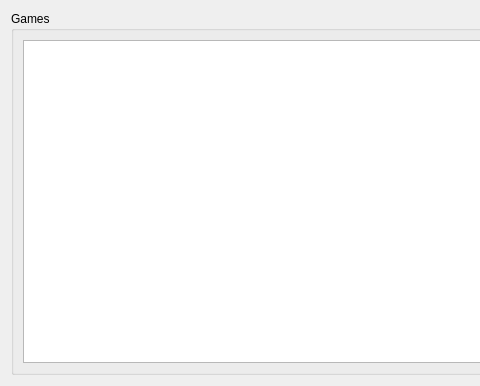
This is cute-fantasy/nextweekwidget.ui in protoblock/protoblock as Qt 5 draws it before an edit; both pictures show x 0 to 480 and y 0 to 386 of the 686 by 386 pixel window. The edited form follows.
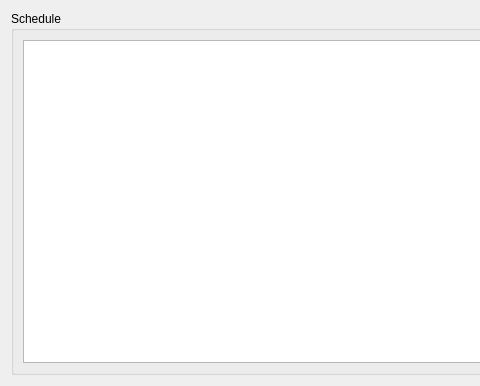
This is the edited form.

Commit message: reverted abd fixed ui and .pro

```diff
--- a/cute-fantasy/nextweekwidget.ui
+++ b/cute-fantasy/nextweekwidget.ui
@@ -17,7 +17,7 @@
    <item row="0" column="0">
     <widget class="QGroupBox" name="groupBox">
      <property name="title">
-      <string>Games</string>
+      <string>Schedule</string>
      </property>
      <layout class="QGridLayout" name="gridLayout_2">
       <item row="0" column="0">
```
The commit also changes 4 other files.
